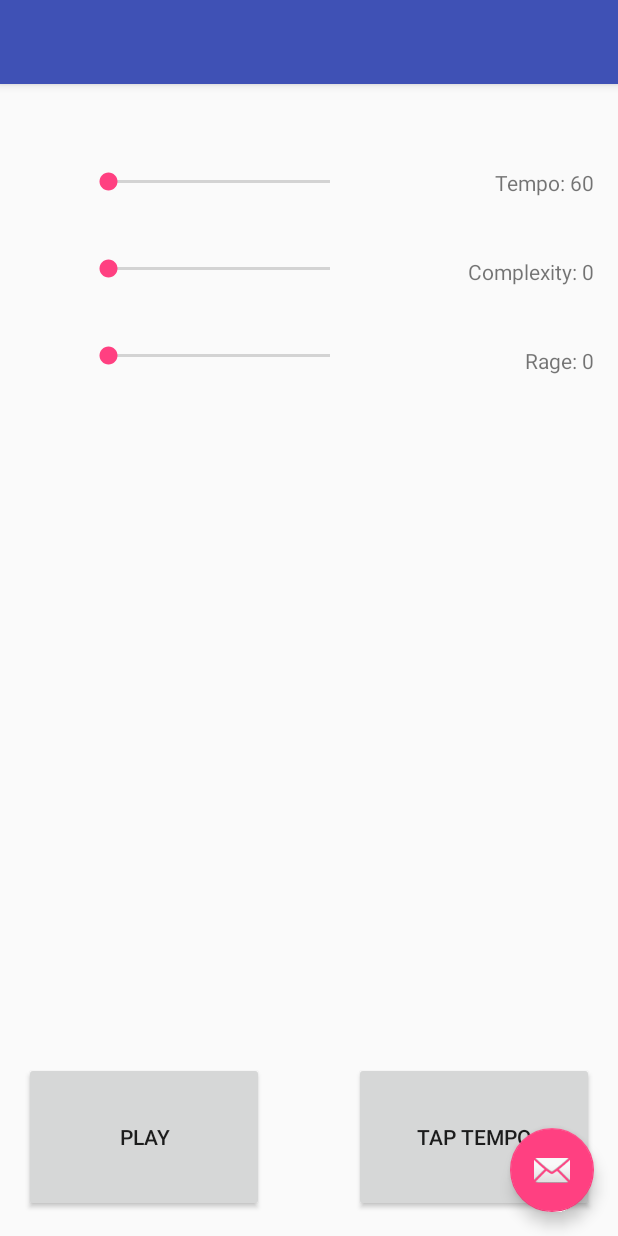
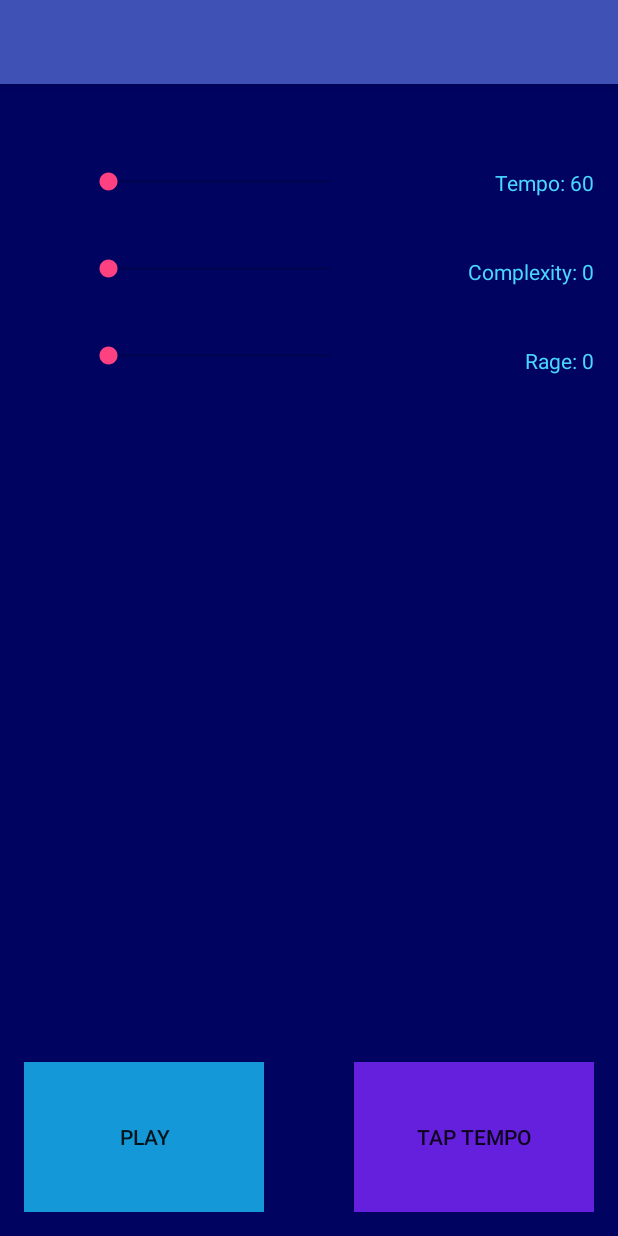
Before and after one commit to celowsky/autodj, an Android app: the screen it shows after launch (Composer), on a phone screen of 412 x 824 dp. Run offline under Robolectric (Android 15) with nearby library versions, the phone set to English and light mode, and no system bars; pictures from the network do not load.

Commit message:
Updated UI Colors and got rid of the random, floating, pink button

```diff
--- a/app/src/main/res/layout/activity_main.xml
+++ b/app/src/main/res/layout/activity_main.xml
@@ -17,9 +17,6 @@
 
     <include layout="@layout/content_main" />
 
-    <android.support.design.widget.FloatingActionButton android:id="@+id/fab"
-        android:layout_width="wrap_content" android:layout_height="wrap_content"
-        android:layout_gravity="bottom|end" android:layout_margin="@dimen/fab_margin"
-        android:src="@android:drawable/ic_dialog_email" />
+
 
 </android.support.design.widget.CoordinatorLayout>
--- a/app/src/main/res/layout/content_main.xml
+++ b/app/src/main/res/layout/content_main.xml
@@ -6,6 +6,7 @@
     android:paddingRight="@dimen/activity_horizontal_margin"
     android:paddingTop="@dimen/activity_vertical_margin"
     android:paddingBottom="@dimen/activity_vertical_margin"
+    android:background="@color/darkBlue1"
     android:id="@+id/content_main"
     app:layout_behavior="@string/appbar_scrolling_view_behavior"
     tools:showIn="@layout/content_main" tools:context=".Composer">
@@ -25,6 +26,7 @@
         android:layout_width="wrap_content"
         android:layout_height="wrap_content"
         android:paddingTop="40dp"
+        android:textColor="@color/powderBlue"
         android:layout_alignParentRight="true"
         android:id="@+id/tempoTextView" />
 
@@ -44,6 +46,7 @@
         android:layout_height="wrap_content"
         android:layout_alignParentRight="true"
         android:paddingTop="40dp"
+        android:textColor="@color/powderBlue"
         android:layout_below="@id/tempoTextView"
         android:id="@+id/complexityTextView" />
 
@@ -63,6 +66,7 @@
         android:layout_width="wrap_content"
         android:layout_height="wrap_content"
         android:paddingTop="40dp"
+        android:textColor="@color/powderBlue"
         android:layout_alignParentRight="true"
         android:layout_below="@id/complexityTextView"
         android:id="@+id/rageTextView" />
@@ -73,6 +77,7 @@
         android:layout_height="100dp"
         android:layout_alignParentBottom="true"
         android:text="Play"
+        android:background="@color/colorTrim2"
         android:onClick="playPause"
         android:id="@+id/playButton" />
 
@@ -81,6 +86,7 @@
         android:layout_height="100dp"
         android:text="Tap Tempo"
         android:onClick="clickTempo"
+        android:background="@color/colorTrim1"
         android:layout_alignParentBottom="true"
         android:layout_alignParentRight="true"
         android:id="@+id/tapTempoButton" />
```
